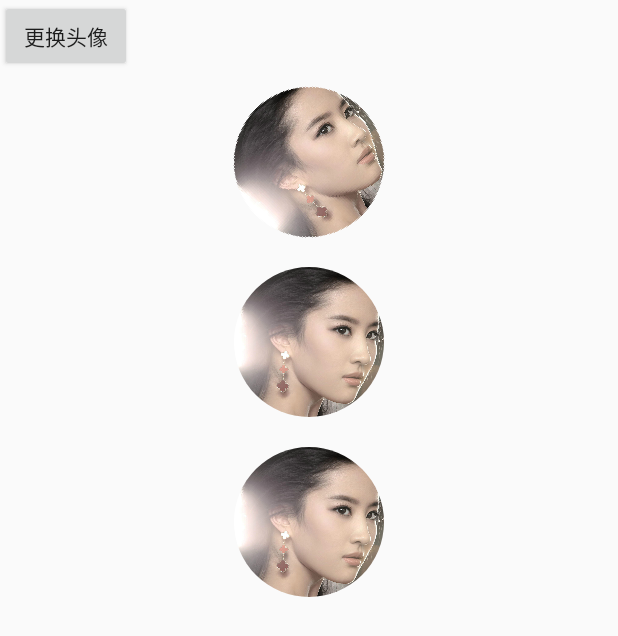
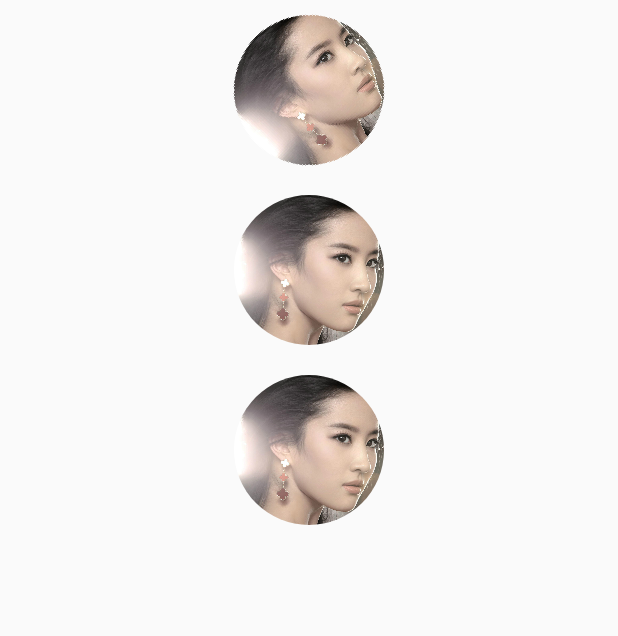
Before and after one commit to HoanChen/TouXiangUpdate, an Android app: the layout activity_paomo1.xml on its own in the app's theme, with its tools: preview values and no code run, on a phone screen of 412 x 824 dp. Shown: the top 636 px of the screen. Run offline under Robolectric (Android 15) with nearby library versions, the phone set to English and light mode, and no system bars.

```diff
--- a/app/src/main/res/layout/activity_paomo1.xml
+++ b/app/src/main/res/layout/activity_paomo1.xml
@@ -7,11 +7,7 @@
     android:orientation="vertical">
 
 
-    <Button
-        android:id="@+id/bt_touxiang"
-        android:layout_width="wrap_content"
-        android:layout_height="wrap_content"
-        android:text="更换头像"/>
+
 
     <com.tiqiuzhe.touxiangupdate.view.XCRoundImageView
         android:id="@+id/headimg"
```
